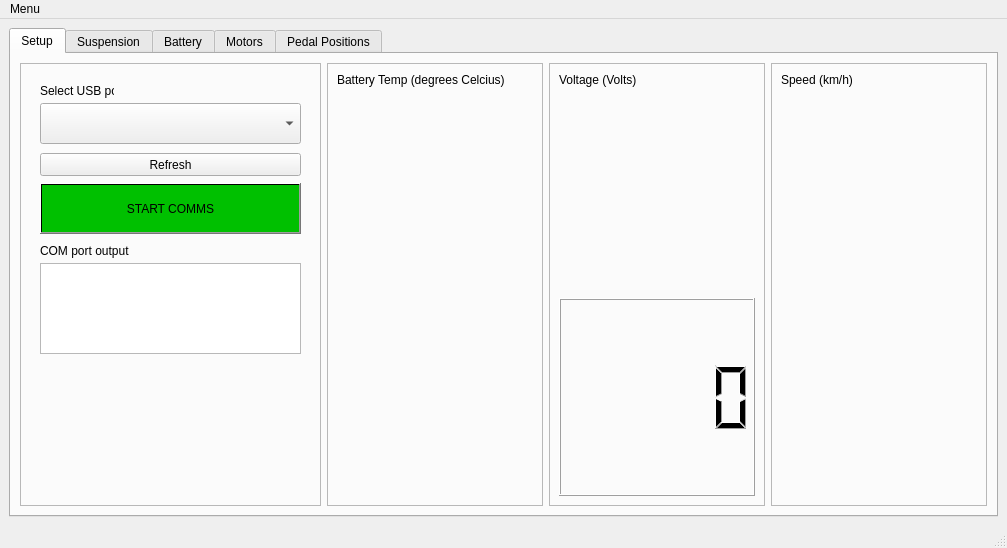
Before: the Qt Designer form mainwindow.ui in niallbeggan/TelemetrySystem, drawn with Qt 5.
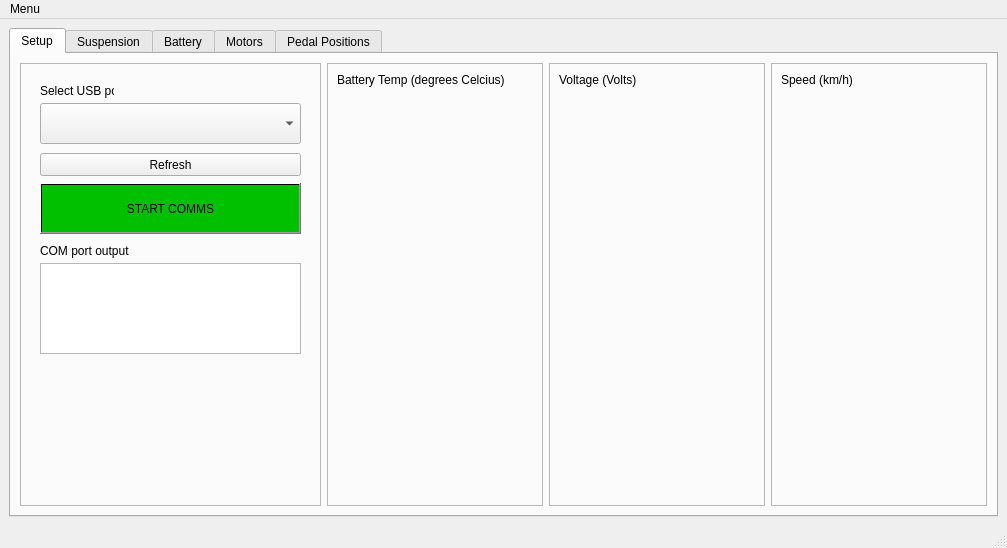
After: the same form once the commit is applied. Custom widgets are drawn as their Qt base class.

Commit message: Updated main tab gauges and functions

Diff of the .ui file:
```diff
--- a/mainwindow.ui
+++ b/mainwindow.ui
@@ -391,7 +391,7 @@
             <widget class="QGauge" name="widget_2" native="true"/>
            </item>
            <item>
-            <widget class="QLCDNumber" name="lcdNumber"/>
+            <widget class="QWidget" name="placeholderWidget" native="true"/>
            </item>
           </layout>
          </widget>
```
Left out of the diff: 18 changed lines with no effect on the pictures. The commit also changes 3 other files.
